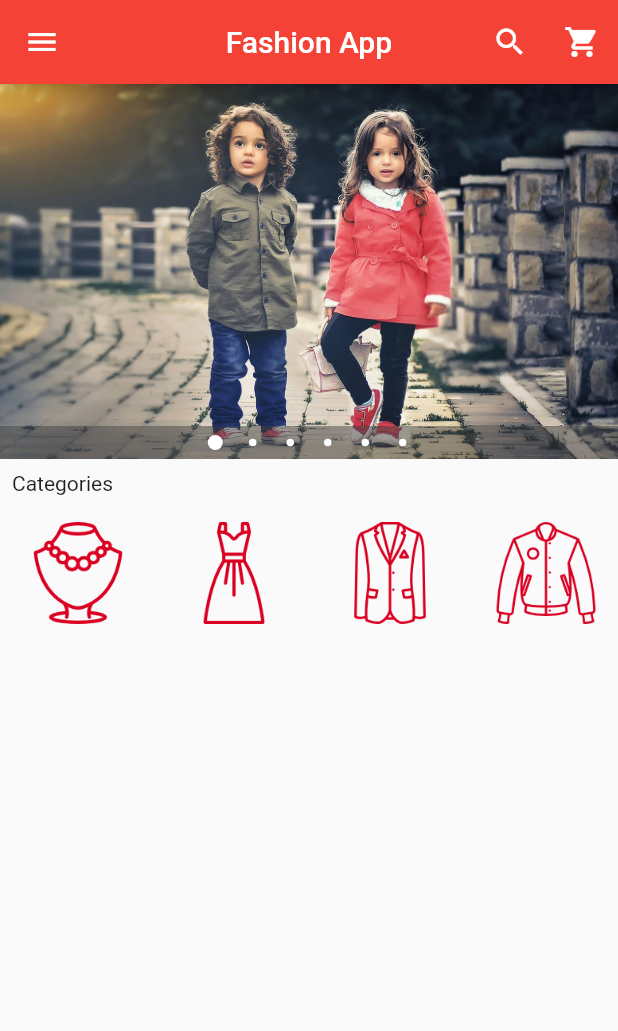
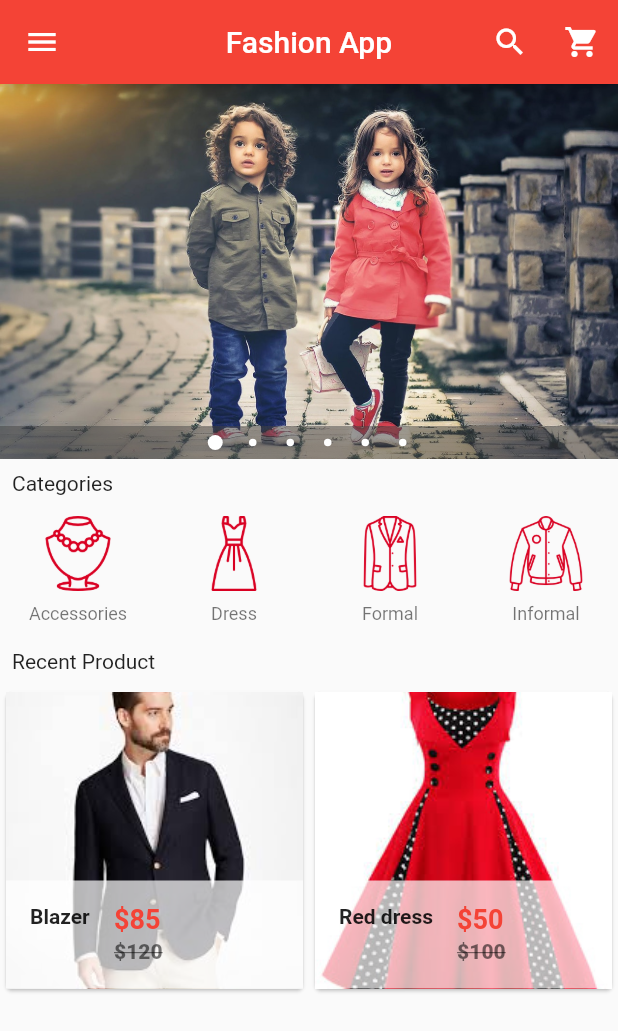
Before and after one commit to saurabhcool001/fashion, a Flutter app: the screen it shows after launch, on a phone screen of 412 x 824 dp. Shown: the top 1031 px of the screen. Run offline on Flutter 3.47's test engine with Material 2 defaults, Android fonts, the phone set to English and light mode, and no system bars; drawn by our look-alikes of carousel_pro.

Commit message:
Fashion 9.0 Recent Product Grid View Creation

```diff
--- a/lib/customClass/category_horizontal_listview.dart
+++ b/lib/customClass/category_horizontal_listview.dart
@@ -60,11 +60,12 @@ class Category extends StatelessWidget {
             title: Image.asset(
               imageLocation,
               width: 100.0,
-              height: 80.0,
+              height: 50.0,
             ),
             subtitle: new Container(
               alignment: Alignment.topCenter,
-              child: Text(imageCaption, style: TextStyle(fontSize: 8.0),),
+              padding: EdgeInsets.only(top: 8.0),
+              child: Text(imageCaption, style: TextStyle(fontSize: 12.0),),
             ),
           ),
         ),
--- a/lib/customClass/home.dart
+++ b/lib/customClass/home.dart
@@ -3,6 +3,7 @@ import 'package:carousel_pro/carousel_pro.dart';
 
 //Custom Package
 import 'package:fashion/customClass/category_horizontal_listview.dart';
+import 'package:fashion/customClass/recent_product.dart';
 
 class HomePage extends StatefulWidget {
   @override
@@ -121,13 +122,24 @@ class _HomePageState extends State<HomePage> {
             //Image Carousel
             imageCarousel,
 
-            new Padding(padding: const EdgeInsets.all(8.0),
+            new Padding(
+              padding: const EdgeInsets.all(8.0),
               child: new Text("Categories"),
             ),
 
             //Category List in Horizontal
             CategoryHorizontalList(),
 
+            new Padding(
+              padding: const EdgeInsets.fromLTRB(8.0, 15.0, 8.0, 8.0),
+              child: new Text("Recent Product"),
+            ),
+
+            //Recent Product List
+            Container(
+              height: 320.0,
+              child: RecentProduct(),
+            ),
           ],
         ));
   }
--- /dev/null
+++ b/lib/customClass/recent_product.dart
@@ -0,0 +1,93 @@
+import 'package:flutter/material.dart';
+
+class RecentProduct extends StatefulWidget {
+  @override
+  _RecentProductState createState() => _RecentProductState();
+}
+
+class _RecentProductState extends State<RecentProduct> {
+  var product_list = [
+    {
+      "name": "Blazer",
+      "picture": "images/products/blazer1.jpeg",
+      "old_price": 120,
+      "price": 85,
+    },
+    {
+      "name": "Red dress",
+      "picture": "images/products/dress1.jpeg",
+      "old_price": 100,
+      "price": 50,
+    }
+  ];
+
+  @override
+  Widget build(BuildContext context) {
+    return GridView.builder(
+        itemCount: product_list.length,
+        gridDelegate:
+            new SliverGridDelegateWithFixedCrossAxisCount(crossAxisCount: 2),
+        itemBuilder: (BuildContext context, int index) {
+          return SingleProduct(
+            productName: product_list[index]['name'],
+            productPicture: product_list[index]['picture'],
+            productOldPrice: product_list[index]['old_price'],
+            productPrice: product_list[index]['price'],
+          );
+        });
+  }
+}
+
+class SingleProduct extends StatelessWidget {
+  final productName;
+  final productPicture;
+  final productOldPrice;
+  final productPrice;
+
+  SingleProduct({
+    this.productName,
+    this.productPicture,
+    this.productOldPrice,
+    this.productPrice,
+  });
+
+  @override
+  Widget build(BuildContext context) {
+    return Card(
+      child: Hero(
+          tag: productName,
+          child: Material(
+            child: InkWell(
+              onTap: () {},
+              child: GridTile(
+                footer: Container(
+                  color: Colors.white70,
+                    child: ListTile(
+                  leading: Text(
+                    productName,
+                    style: TextStyle(fontWeight: FontWeight.bold),
+                  ),
+                      title: Text(
+                        "\$$productPrice",
+                        style: TextStyle(color: Colors.red, fontWeight: FontWeight.bold, fontSize: 18),
+                      ),
+                      subtitle: Text(
+                        "\$$productOldPrice",
+                        style: TextStyle(
+                            color: Colors.black54,
+                            fontWeight: FontWeight.w800,
+                            fontSize: 14,
+                            decoration: TextDecoration.lineThrough,
+                        ),
+                      ),
+                )),
+                child: Image.asset(
+                  productPicture,
+                  fit: BoxFit.cover,
+                ),
+              ),
+            ),
+          )),
+    );
+  }
+}
--- a/lib/main.dart
+++ b/lib/main.dart
@@ -1,13 +1,14 @@
 import 'package:flutter/material.dart';
 
-//Custome Package
+//Custom Package
 import 'package:fashion/customClass//home.dart';
 
 void main() {
   runApp(
     new MaterialApp(
       debugShowCheckedModeBanner: false,
-      home: HomePage()
+//      home: HomePage()
+    home: HomePage()
     )
   );
 }
```
Also changed, not shown: pubspec.yaml (+11 -0 lines).
